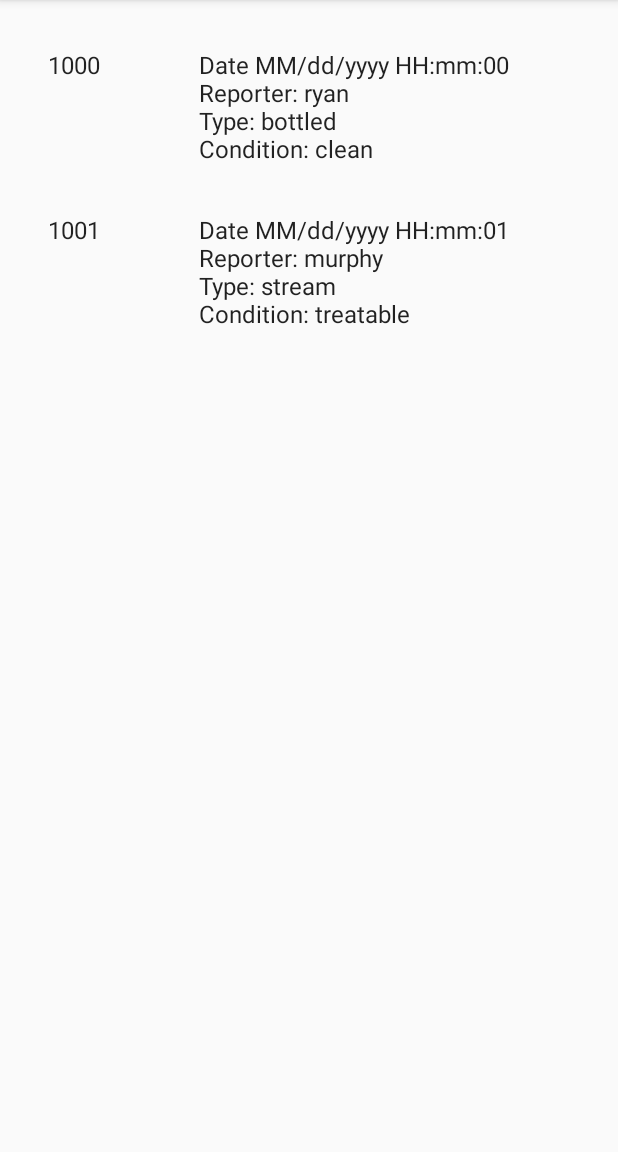
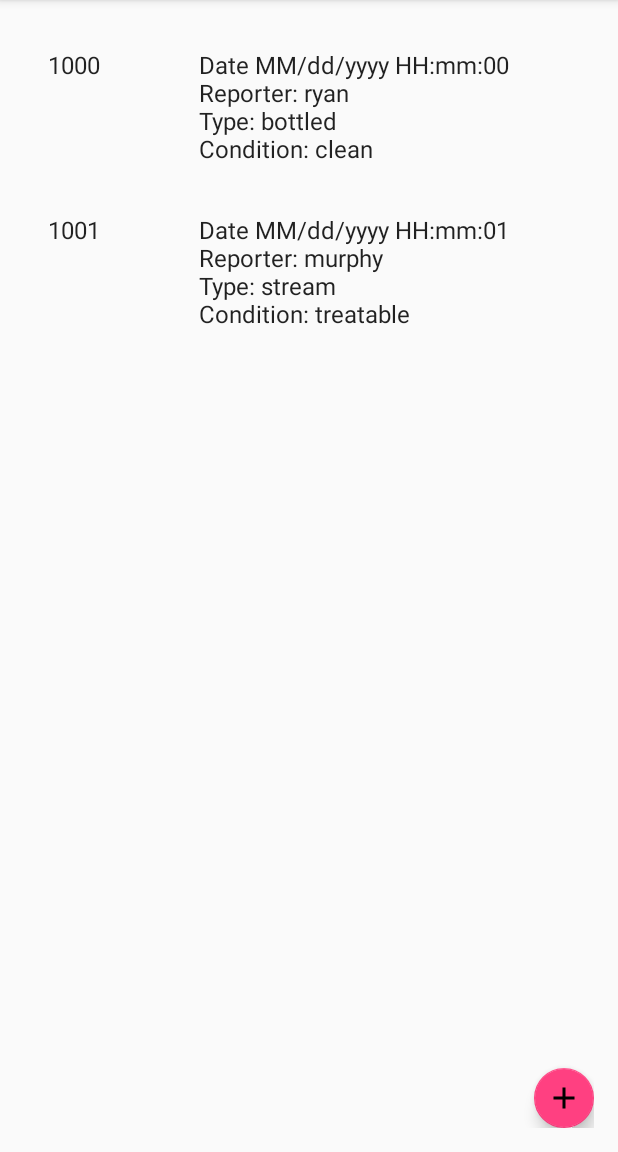
Before and after one commit to Yhprum/CleanWater, an Android app: the ListActivity screen opened directly, with no data from a screen before it, on a phone screen of 412 x 824 dp, the part 84-1236 px from its top. Run offline under Robolectric (Android 15) with nearby library versions, the phone set to English and light mode, and no system bars.

Commit message:
Changed navigation of app

```diff
--- a/app/src/main/java/edu/gatech/cleanwater/controllers/ListActivity.java
+++ b/app/src/main/java/edu/gatech/cleanwater/controllers/ListActivity.java
@@ -1,5 +1,7 @@
 package edu.gatech.cleanwater.controllers;
 
+import android.content.Intent;
+import android.support.design.widget.FloatingActionButton;
 import android.support.v7.app.AppCompatActivity;
 import android.os.Bundle;
 import android.support.v7.widget.LinearLayoutManager;
@@ -17,6 +19,8 @@ import edu.gatech.cleanwater.R;
 
 public class ListActivity extends AppCompatActivity {
 
+    private FloatingActionButton fabNew;
+
     @Override
     protected void onCreate(Bundle savedInstanceState) {
         super.onCreate(savedInstanceState);
@@ -24,6 +28,16 @@ public class ListActivity extends AppCompatActivity {
 
         View recyclerView = findViewById(R.id.rvSourceList);
         setupRecyclerView((RecyclerView) recyclerView);
+
+        fabNew = (FloatingActionButton) findViewById(R.id.fabNew);
+
+        fabNew.setOnClickListener(new View.OnClickListener() {
+            @Override
+            public void onClick(View v) {
+                Intent add = new Intent(ListActivity.this, ReportActivity.class);
+                startActivity(add);
+            }
+        });
     }
 
     /**
--- a/app/src/main/java/edu/gatech/cleanwater/controllers/LoginActivity.java
+++ b/app/src/main/java/edu/gatech/cleanwater/controllers/LoginActivity.java
@@ -82,7 +82,7 @@ public class LoginActivity extends AppCompatActivity {
                         pdLoad.dismiss();
                         if(task.isSuccessful()) {
                             finish();
-                            Intent login = new Intent(getApplicationContext(), ProfileActivity.class);
+                            Intent login = new Intent(getApplicationContext(), ListActivity.class);
                             LoginActivity.this.startActivity(login);
                         } else {
                             final TextView tvIncorrect = (TextView) findViewById(R.id.tvIncorrect);
--- a/app/src/main/java/edu/gatech/cleanwater/controllers/ReportActivity.java
+++ b/app/src/main/java/edu/gatech/cleanwater/controllers/ReportActivity.java
@@ -44,7 +44,7 @@ public class ReportActivity extends AppCompatActivity {
         bCancel.setOnClickListener(new View.OnClickListener() {
             @Override
             public void onClick(View v) {
-                Intent back = new Intent(ReportActivity.this, ProfileActivity.class);
+                Intent back = new Intent(ReportActivity.this, ListActivity.class);
                 startActivity(back);
             }
         });
@@ -61,7 +61,7 @@ public class ReportActivity extends AppCompatActivity {
      * Submits a new Water Source Report with the given fields filled out
      */
     private void submitReport() {
-        //TODO: add some verification, add compass directions to lat/Long
+        //TODO: add some verification, add map input if we can
         String type = etType.getText().toString().trim();
         String quality = etQuality.getText().toString().trim();
         double lat = Double.parseDouble(etLat.getText().toString().trim());
--- /dev/null
+++ b/app/src/main/res/drawable/ic_add_black_24dp.xml
@@ -0,0 +1,9 @@
+<vector xmlns:android="http://schemas.android.com/apk/res/android"
+        android:width="24dp"
+        android:height="24dp"
+        android:viewportWidth="24.0"
+        android:viewportHeight="24.0">
+    <path
+        android:fillColor="#FF000000"
+        android:pathData="M19,13h-6v6h-2v-6H5v-2h6V5h2v6h6v2z"/>
+</vector>
--- a/app/src/main/res/layout/activity_list.xml
+++ b/app/src/main/res/layout/activity_list.xml
@@ -17,6 +17,21 @@
         android:layout_height="match_parent"
         app:layout_behavior="@string/appbar_scrolling_view_behavior">
 
+
+
         <include layout="@layout/source_list" />
+
     </FrameLayout>
+
+    <android.support.design.widget.FloatingActionButton
+        android:layout_width="wrap_content"
+        android:layout_height="wrap_content"
+        android:clickable="true"
+        app:fabSize="mini"
+        app:srcCompat="@drawable/ic_add_black_24dp"
+        android:id="@+id/fabNew"
+        app:layout_anchor="@+id/frameLayout"
+        android:layout_gravity="top|left"
+        app:layout_anchorGravity="bottom|right" />
+
 </android.support.design.widget.CoordinatorLayout>
```
